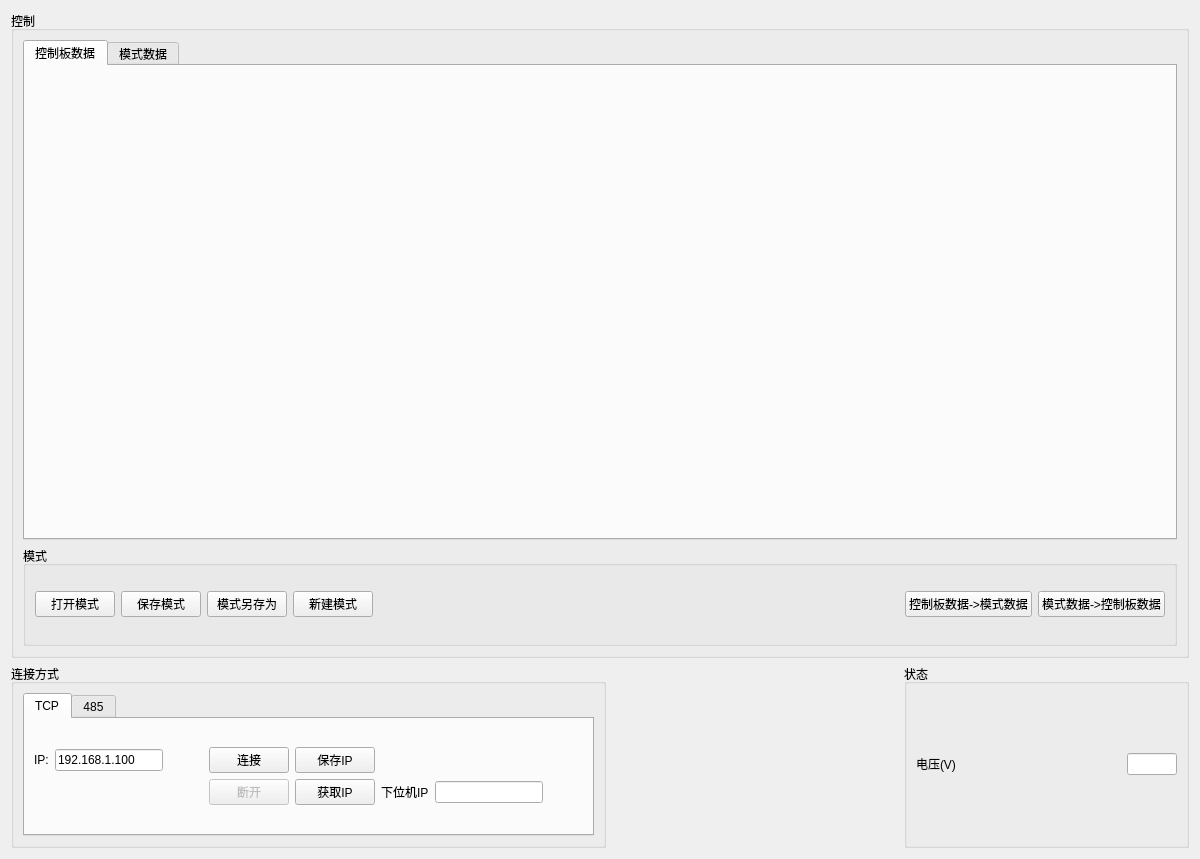
The window that FlexControlSystem/FlexControlSystem/controlwidget.ui (SA-Dynamics/Outsourcing) describes before a commit, drawn with Qt 5.
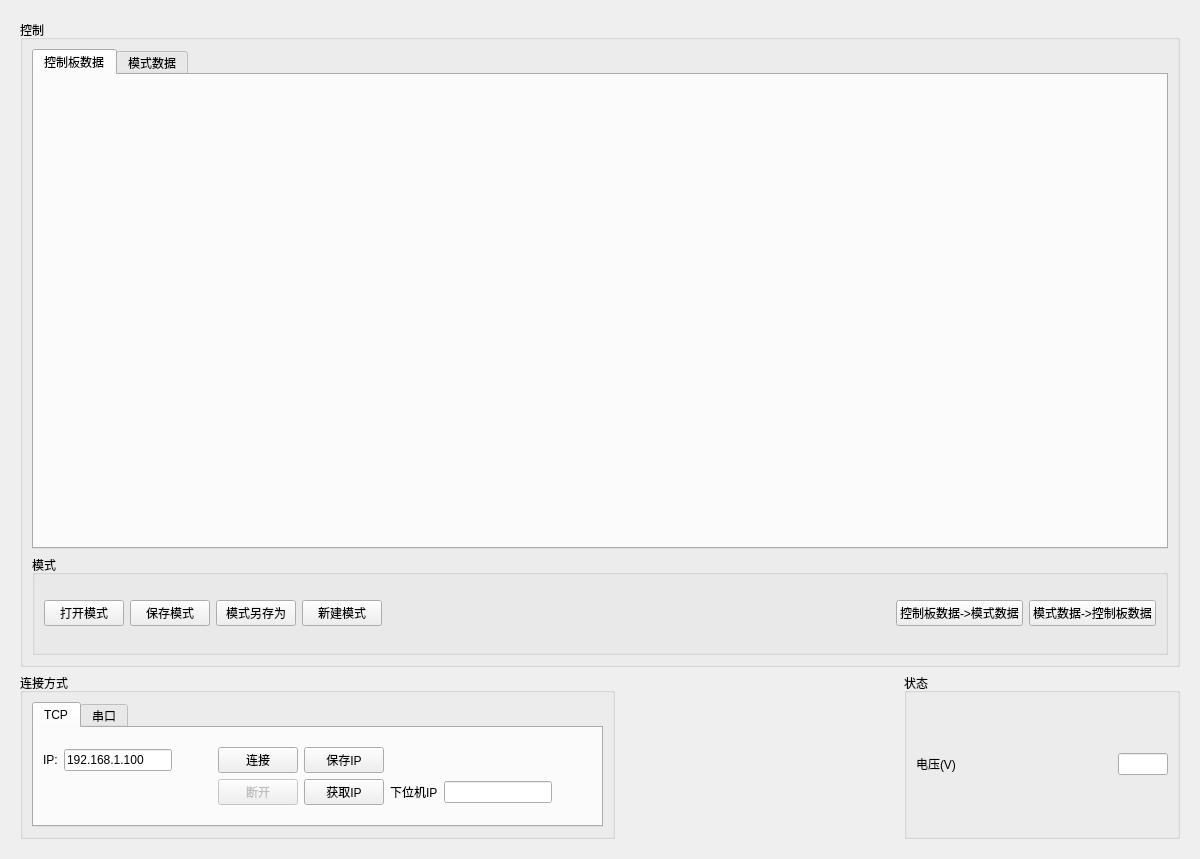
The same window after the commit.

Patch:
```diff
--- a/FlexControlSystem/FlexControlSystem/controlwidget.ui
+++ b/FlexControlSystem/FlexControlSystem/controlwidget.ui
@@ -12,19 +12,31 @@
   </property>
   <property name="minimumSize">
    <size>
-    <width>1200</width>
-    <height>800</height>
-   </size>
-  </property>
-  <property name="maximumSize">
-   <size>
-    <width>1200</width>
-    <height>900</height>
+    <width>1000</width>
+    <height>740</height>
    </size>
   </property>
   <property name="windowTitle">
    <string>FlexControlSystem</string>
   </property>
+  <layout class="QGridLayout" name="gridLayoutMain">
+   <item row="0" column="0">
+    <widget class="QScrollArea" name="scrollAreaMain">
+     <property name="frameShape">
+      <enum>QFrame::NoFrame</enum>
+     </property>
+     <property name="widgetResizable">
+      <bool>true</bool>
+     </property>
+     <widget class="QWidget" name="scrollAreaWidgetContents">
+      <property name="geometry">
+       <rect>
+        <x>0</x>
+        <y>0</y>
+        <width>1182</width>
+        <height>841</height>
+       </rect>
+      </property>
   <layout class="QGridLayout" name="gridLayout_2">
    <item row="0" column="0">
     <layout class="QGridLayout" name="gridLayout">
@@ -151,7 +163,7 @@
             </widget>
             <widget class="QWidget" name="tab_2">
              <attribute name="title">
-              <string>485</string>
+                  <string>串口</string>
              </attribute>
              <layout class="QGridLayout" name="gridLayout_8">
               <item row="0" column="0">
@@ -402,6 +414,10 @@
       </spacer>
      </item>
     </layout>
+       </item>
+      </layout>
+     </widget>
+    </widget>
    </item>
   </layout>
  </widget>
```
Lines whose indentation alone changed are shown as unchanged.
